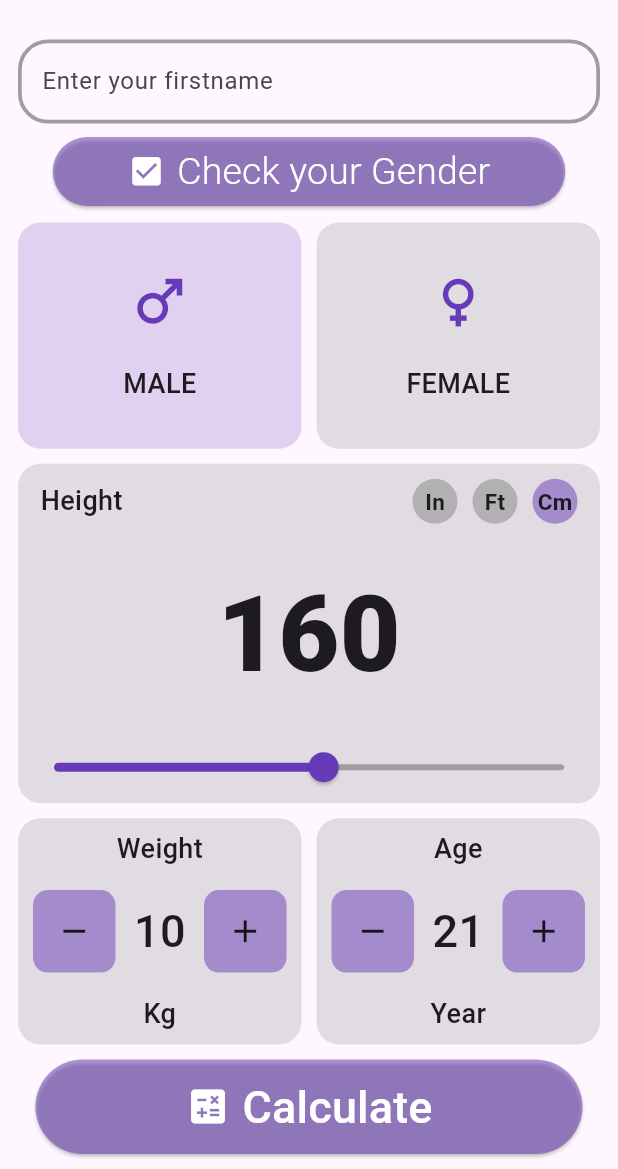
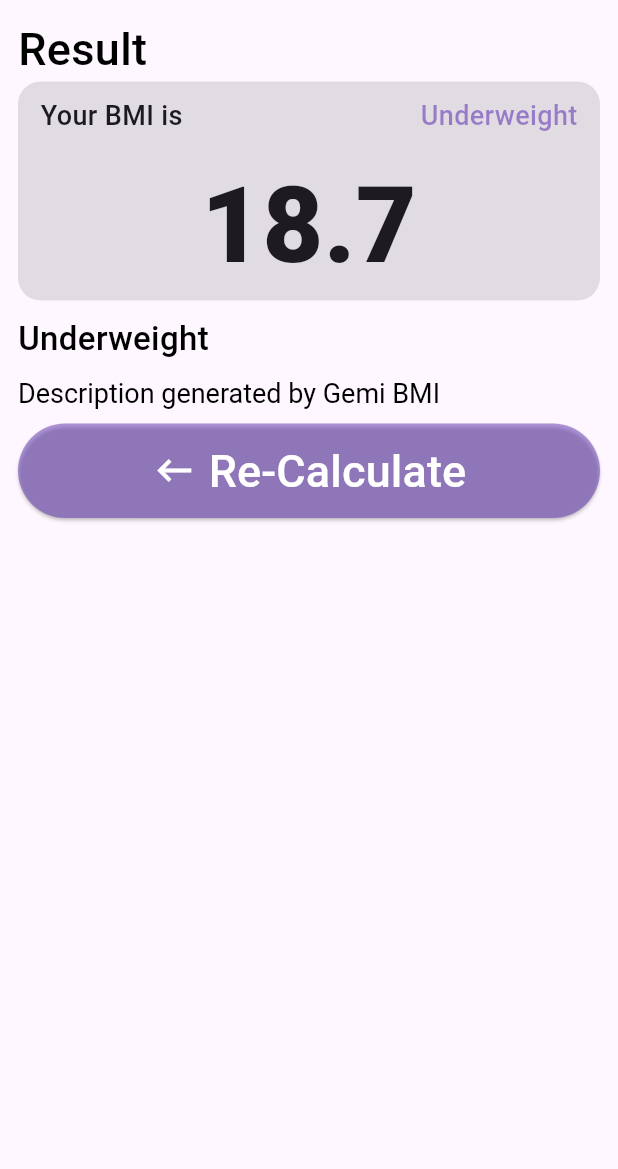
Before and after one commit to JuaniPhet/BMI-Calculator, a Flutter app: the screen it shows after launch, after a tap on "Calculate", on a phone screen of 412 x 824 dp, the part 67-1236 px from its top. Run offline on Flutter 3.47's test engine with Material 3 defaults, Android fonts, the light colour scheme and no system bars; our stand-ins replace dio, flutter_bloc, gap; network calls fail.

Commit message:
Start building the BMI result

```diff
--- /dev/null
+++ b/lib/presentation/bmi_result_screen.dart
@@ -0,0 +1,175 @@
+import 'package:flutter/material.dart';
+import 'package:gap/gap.dart';
+
+import 'bmi_screen.dart';
+
+class BmiResultScreen extends StatefulWidget {
+  const BmiResultScreen({super.key});
+
+  @override
+  State<BmiResultScreen> createState() => _BmiResultScreenState();
+}
+
+class _BmiResultScreenState extends State<BmiResultScreen> {
+  @override
+  Widget build(BuildContext context) {
+    return Scaffold(
+      appBar: AppBar(
+        leading: const Icon(
+          Icons.timelapse,
+          color: Colors.deepPurple,
+          size: 40,
+        ),
+        title: const Expanded(
+          child: Text(
+            "BMI Calculator",
+            textAlign: TextAlign.start,
+            style: TextStyle(
+              fontSize: 20,
+              fontWeight: FontWeight.w500,
+            ),
+          ),
+        ),
+        actions: const [
+          Icon(
+            Icons.settings,
+            size: 30,
+          ),
+          Gap(8),
+        ],
+      ),
+      body: Padding(
+        padding: const EdgeInsets.symmetric(
+          horizontal: 12,
+        ),
+        child: ListView(
+          children: [
+            const Text(
+              "Result",
+              style: TextStyle(
+                fontSize: 30,
+                fontWeight: FontWeight.w500,
+                color: Colors.black,
+              ),
+            ),
+            Container(
+              decoration: BoxDecoration(
+                borderRadius: const BorderRadius.all(Radius.circular(15)),
+                color: Colors.grey.withOpacity(0.3),
+              ),
+              child: Column(
+                children: [
+                  Padding(
+                    padding: const EdgeInsets.symmetric(
+                      horizontal: 15,
+                      vertical: 10,
+                    ),
+                    child: Row(
+                      mainAxisAlignment: MainAxisAlignment.spaceBetween,
+                      children: [
+                        const Text(
+                          "Your BMI is",
+                          style: TextStyle(
+                            fontSize: 18,
+                            fontWeight: FontWeight.w500,
+                          ),
+                        ),
+                        Text(
+                          "Underweight",
+                          style: TextStyle(
+                            fontSize: 18,
+                            fontWeight: FontWeight.w500,
+                            color: Colors.deepPurple.withOpacity(0.6),
+                          ),
+                        ),
+                      ],
+                    ),
+                  ),
+                  // const Spacer(),
+                  Text(
+                    "18.7",
+                    style: TextStyle(
+                      fontSize: 70,
+                      fontWeight: FontWeight.w800,
+                    ),
+                  ),
+                  // const Spacer(),
+                  // Slider(
+                  //   value: 0.5,
+                  //   // min: unit == "Cm"
+                  //   //     ? 31
+                  //   //     : unit == "Ft"
+                  //   //         ? 1 //cmToFt(25).floorToDouble()
+                  //   //         : 12, //cmToIn(25).floorToDouble(),
+                  //   // max: unit == "Cm"
+                  //   //     ? 275
+                  //   //     : unit == "Ft"
+                  //   //         ? cmToFt(275).floorToDouble()
+                  //   //         : cmToIn(275).floorToDouble(),
+                  //   activeColor: Colors.deepPurple,
+                  //   inactiveColor: Colors.grey,
+                  //   onChanged: (double value) {
+                  //     setState(() {
+                  //       // heightValue = value;
+                  //     });
+                  //   },
+                  // ),
+                ],
+              ),
+            ),
+            const Gap(10),
+            Text(
+              "Underweight",
+              style: TextStyle(
+                fontSize: 22,
+                fontWeight: FontWeight.w500,
+                color: Colors.black,
+              ),
+            ),
+            const Gap(10),
+            RichText(
+              text: const TextSpan(
+                text: "Description generated by Gemi BMI",
+                style: TextStyle(
+                  fontSize: 18,
+                  fontWeight: FontWeight.w400,
+                  color: Colors.black,
+                ),
+              ),
+            ),
+            const Gap(10),
+            ElevatedButton.icon(
+              onPressed: () {
+                Navigator.push(
+                  context,
+                  MaterialPageRoute(
+                    builder: (context) => const BmiScreen(),
+                  ),
+                );
+              },
+              label: const Text(
+                "Re-Calculate",
+                style: TextStyle(
+                  fontSize: 30,
+                  fontWeight: FontWeight.w500,
+                  color: Colors.white,
+                ),
+              ),
+              icon: const Icon(
+                Icons.keyboard_backspace,
+                color: Colors.white,
+                size: 30,
+              ),
+              style: ElevatedButton.styleFrom(
+                  backgroundColor: Colors.deepPurple.withOpacity(0.5),
+                  padding: const EdgeInsets.symmetric(
+                    horizontal: 70,
+                    vertical: 10,
+                  )),
+            ),
+          ],
+        ),
+      ),
+    );
+  }
+}
--- a/lib/presentation/bmi_screen.dart
+++ b/lib/presentation/bmi_screen.dart
@@ -5,6 +5,7 @@ import 'package:flutter_bloc/flutter_bloc.dart';
 import 'package:gap/gap.dart';
 
 import '../business_logic/gender_bloc/gender_bloc.dart';
+import 'bmi_result_screen.dart';
 
 class BmiScreen extends StatefulWidget {
   // final GenderModel genderModel;
@@ -228,7 +229,7 @@ class _BmiScreenState extends State<BmiScreen> {
                       ),
                     ),
                   ),
-                  Gap(10),
+                  const Gap(10),
                   Expanded(
                     child: InkWell(
                       onTap: () {
@@ -674,7 +675,14 @@ class _BmiScreenState extends State<BmiScreen> {
             ),
             const Gap(10),
             ElevatedButton.icon(
-              onPressed: () {},
+              onPressed: () {
+                Navigator.push(
+                  context,
+                  MaterialPageRoute(
+                    builder: (context) => const BmiResultScreen(),
+                  ),
+                );
+              },
               label: const Text(
                 "Calculate",
                 style: TextStyle(
```
Also changed, not shown: pubspec.lock.
